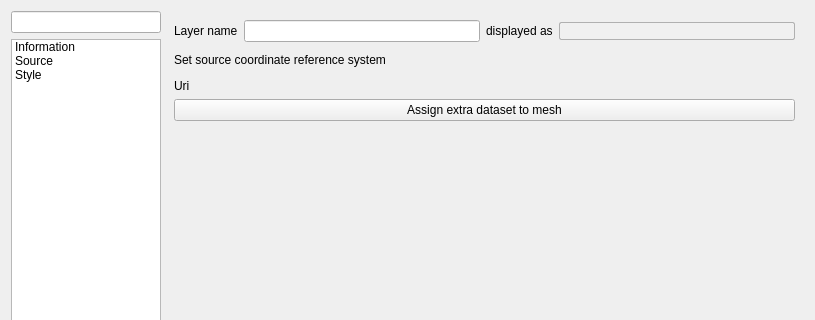
Qt form src/ui/mesh/qgsmeshlayerpropertiesbase.ui (carsmie/QGIS) before a commit; both pictures show x 0 to 815 and y 0 to 320 of the 815 by 777 pixel window.
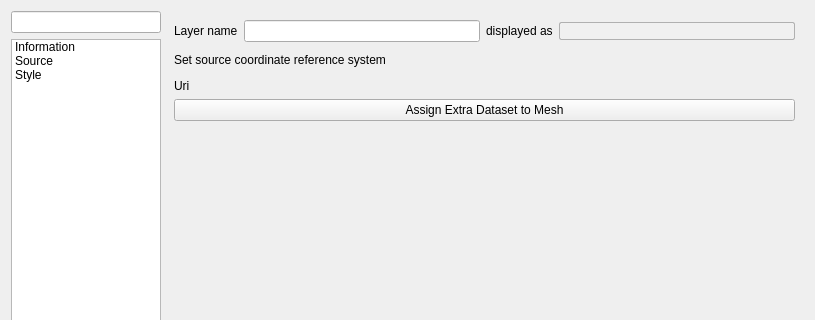
The same form after that commit. The open tabs and pages were chosen to show the change. Icons and pictures are not drawn. Custom widgets are drawn as their Qt base class.

Patch:
```diff
--- a/src/ui/mesh/qgsmeshlayerpropertiesbase.ui
+++ b/src/ui/mesh/qgsmeshlayerpropertiesbase.ui
@@ -278,7 +278,7 @@
                <item>
                 <widget class="QPushButton" name="mAddDatasetButton">
                  <property name="text">
-                  <string>Assign extra dataset to mesh</string>
+                  <string>Assign Extra Dataset to Mesh</string>
                  </property>
                 </widget>
                </item>
```
